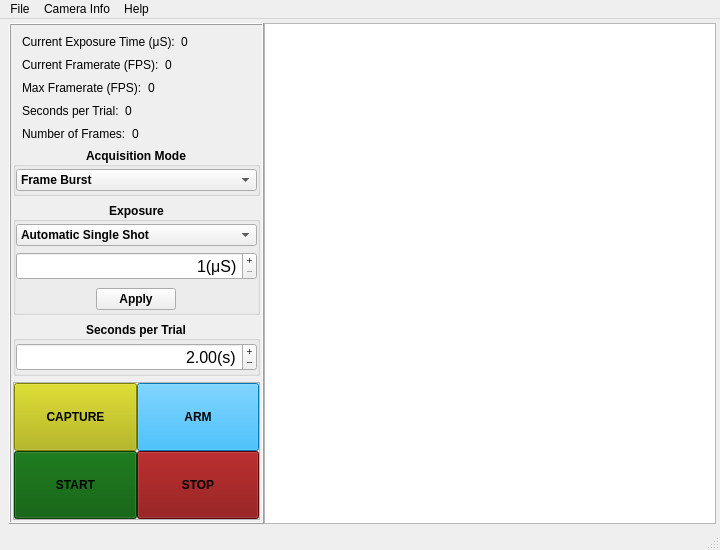
This is UI/FLIR.ui in OlfactoryBehaviorLab/dewan_flir_camera as Qt 5 draws it before an edit. The edited form follows.
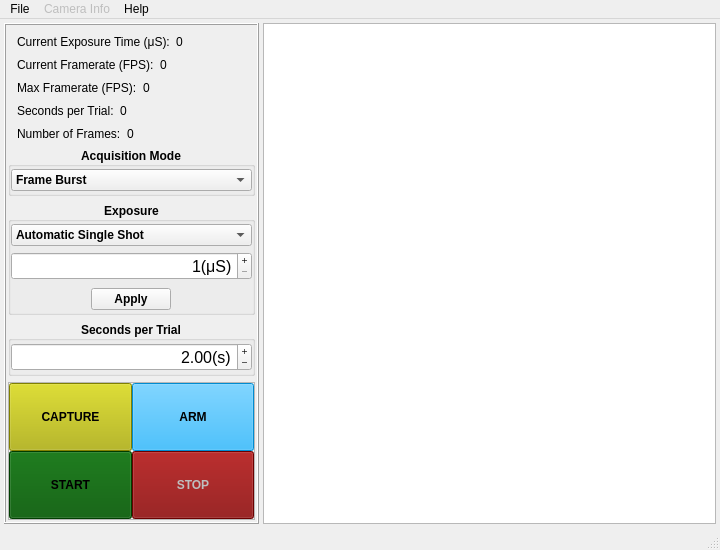
This is the edited form.

Patch:
```diff
--- a/UI/FLIR.ui
+++ b/UI/FLIR.ui
@@ -26,7 +26,7 @@
    </size>
   </property>
   <property name="windowTitle">
-   <string>Dewan FLIR Camera Acquisition</string>
+   <string>Dewan Lab FLIR Blackfly S Camera Acquisition</string>
   </property>
   <property name="documentMode">
    <bool>false</bool>
@@ -41,7 +41,10 @@
      <verstretch>0</verstretch>
     </sizepolicy>
    </property>
-   <layout class="QGridLayout" name="m">
+   <layout class="QGridLayout" name="main_layout">
+    <property name="leftMargin">
+     <number>4</number>
+    </property>
     <property name="topMargin">
      <number>4</number>
     </property>
@@ -51,9 +54,22 @@
     <property name="bottomMargin">
      <number>4</number>
     </property>
-    <property name="spacing">
+    <property name="horizontalSpacing">
+     <number>4</number>
+    </property>
+    <property name="verticalSpacing">
      <number>0</number>
     </property>
+    <item row="0" column="1">
+     <widget class="QGraphicsView" name="viewport">
+      <property name="sizePolicy">
+       <sizepolicy hsizetype="Minimum" vsizetype="Expanding">
+        <horstretch>0</horstretch>
+        <verstretch>0</verstretch>
+       </sizepolicy>
+      </property>
+     </widget>
+    </item>
     <item row="0" column="0">
      <widget class="QFrame" name="left_pane">
       <property name="sizePolicy">
@@ -668,6 +684,24 @@
           </item>
           <item>
            <widget class="QFrame" name="buttons">
+            <property name="sizePolicy">
+             <sizepolicy hsizetype="Minimum" vsizetype="Minimum">
+              <horstretch>0</horstretch>
+              <verstretch>0</verstretch>
+             </sizepolicy>
+            </property>
+            <property name="minimumSize">
+             <size>
+              <width>0</width>
+              <height>50</height>
+             </size>
+            </property>
+            <property name="maximumSize">
+             <size>
+              <width>16777215</width>
+              <height>150</height>
+             </size>
+            </property>
             <property name="frameShape">
              <enum>QFrame::Shape::StyledPanel</enum>
             </property>
@@ -675,6 +709,9 @@
              <enum>QFrame::Shadow::Raised</enum>
             </property>
             <layout class="QGridLayout" name="buttons_layout">
+             <property name="sizeConstraint">
+              <enum>QLayout::SizeConstraint::SetNoConstraint</enum>
+             </property>
              <property name="leftMargin">
               <number>0</number>
              </property>
@@ -690,55 +727,24 @@
              <property name="spacing">
               <number>0</number>
              </property>
-             <item row="0" column="0">
-              <widget class="QPushButton" name="capture_button">
-               <property name="sizePolicy">
-                <sizepolicy hsizetype="Minimum" vsizetype="Minimum">
-                 <horstretch>0</horstretch>
-                 <verstretch>0</verstretch>
-                </sizepolicy>
-               </property>
-               <property name="minimumSize">
-                <size>
-                 <width>20</width>
-                 <height>20</height>
-                </size>
-               </property>
-               <property name="baseSize">
-                <size>
-                 <width>30</width>
-                 <height>30</height>
-                </size>
-               </property>
-               <property name="font">
-                <font>
-                 <bold>true</bold>
-                </font>
-               </property>
-               <property name="styleSheet">
-                <string notr="true">background-color: rgb(179, 179, 0);
-color: rgb(0, 0, 0);</string>
-               </property>
-               <property name="text">
-                <string>CAPTURE</string>
-               </property>
-               <property name="flat">
-                <bool>false</bool>
-               </property>
-              </widget>
-             </item>
              <item row="1" column="0">
               <widget class="QPushButton" name="start_button">
                <property name="sizePolicy">
-                <sizepolicy hsizetype="Minimum" vsizetype="Minimum">
+                <sizepolicy hsizetype="Minimum" vsizetype="Maximum">
                  <horstretch>0</horstretch>
                  <verstretch>0</verstretch>
                 </sizepolicy>
                </property>
                <property name="minimumSize">
                 <size>
-                 <width>20</width>
-                 <height>20</height>
+                 <width>50</width>
+                 <height>40</height>
+                </size>
+               </property>
+               <property name="maximumSize">
+                <size>
+                 <width>16777215</width>
+                 <height>150</height>
                 </size>
                </property>
                <property name="baseSize">
@@ -766,18 +772,73 @@
                </property>
               </widget>
              </item>
+             <item row="0" column="1">
+              <widget class="QPushButton" name="arm_button">
+               <property name="enabled">
+                <bool>false</bool>
+               </property>
+               <property name="sizePolicy">
+                <sizepolicy hsizetype="Minimum" vsizetype="Maximum">
+                 <horstretch>0</horstretch>
+                 <verstretch>0</verstretch>
+                </sizepolicy>
+               </property>
+               <property name="minimumSize">
+                <size>
+                 <width>50</width>
+                 <height>40</height>
+                </size>
+               </property>
+               <property name="maximumSize">
+                <size>
+                 <width>16777215</width>
+                 <height>150</height>
+                </size>
+               </property>
+               <property name="baseSize">
+                <size>
+                 <width>30</width>
+                 <height>30</height>
+                </size>
+               </property>
+               <property name="font">
+                <font>
+                 <bold>true</bold>
+                </font>
+               </property>
+               <property name="styleSheet">
+                <string notr="true">background-color: rgb(0, 170, 255);
+color:rgb(0, 0, 0);</string>
+               </property>
+               <property name="text">
+                <string>ARM</string>
+               </property>
+               <property name="flat">
+                <bool>false</bool>
+               </property>
+              </widget>
+             </item>
              <item row="1" column="1">
               <widget class="QPushButton" name="stop_button">
+               <property name="enabled">
+                <bool>false</bool>
+               </property>
                <property name="sizePolicy">
-                <sizepolicy hsizetype="Minimum" vsizetype="Minimum">
+                <sizepolicy hsizetype="Minimum" vsizetype="Maximum">
                  <horstretch>0</horstretch>
                  <verstretch>0</verstretch>
                 </sizepolicy>
                </property>
                <property name="minimumSize">
                 <size>
-                 <width>20</width>
-                 <height>20</height>
+                 <width>50</width>
+                 <height>40</height>
+                </size>
+               </property>
+               <property name="maximumSize">
+                <size>
+                 <width>16777215</width>
+                 <height>150</height>
                 </size>
                </property>
                <property name="baseSize">
@@ -803,18 +864,24 @@
                </property>
               </widget>
              </item>
-             <item row="0" column="1">
-              <widget class="QPushButton" name="arm_button">
+             <item row="0" column="0">
+              <widget class="QPushButton" name="capture_button">
                <property name="sizePolicy">
-                <sizepolicy hsizetype="Minimum" vsizetype="Minimum">
+                <sizepolicy hsizetype="Minimum" vsizetype="Maximum">
                  <horstretch>0</horstretch>
                  <verstretch>0</verstretch>
                 </sizepolicy>
                </property>
                <property name="minimumSize">
                 <size>
-                 <width>20</width>
-                 <height>20</height>
+                 <width>50</width>
+                 <height>40</height>
+                </size>
+               </property>
+               <property name="maximumSize">
+                <size>
+                 <width>16777215</width>
+                 <height>150</height>
                 </size>
                </property>
                <property name="baseSize">
@@ -829,11 +896,11 @@
                 </font>
                </property>
                <property name="styleSheet">
-                <string notr="true">background-color: rgb(0, 170, 255);
-color:rgb(0, 0, 0);</string>
+                <string notr="true">background-color: rgb(179, 179, 0);
+color: rgb(0, 0, 0);</string>
                </property>
                <property name="text">
-                <string>ARM</string>
+                <string>CAPTURE</string>
                </property>
                <property name="flat">
                 <bool>false</bool>
@@ -849,16 +916,6 @@
       </layout>
      </widget>
     </item>
-    <item row="0" column="1">
-     <widget class="QGraphicsView" name="viewport">
-      <property name="sizePolicy">
-       <sizepolicy hsizetype="Minimum" vsizetype="Expanding">
-        <horstretch>0</horstretch>
-        <verstretch>0</verstretch>
-       </sizepolicy>
-      </property>
-     </widget>
-    </item>
    </layout>
   </widget>
   <widget class="QMenuBar" name="menubar">
@@ -878,10 +935,12 @@
     <addaction name="actionSave"/>
     <addaction name="actionSave_As"/>
     <addaction name="separator"/>
-    <addaction name="separator"/>
     <addaction name="actionExit"/>
    </widget>
    <widget class="QMenu" name="menuCamera_Info">
+    <property name="enabled">
+     <bool>false</bool>
+    </property>
     <property name="title">
      <string>Camera Info</string>
     </property>
```
